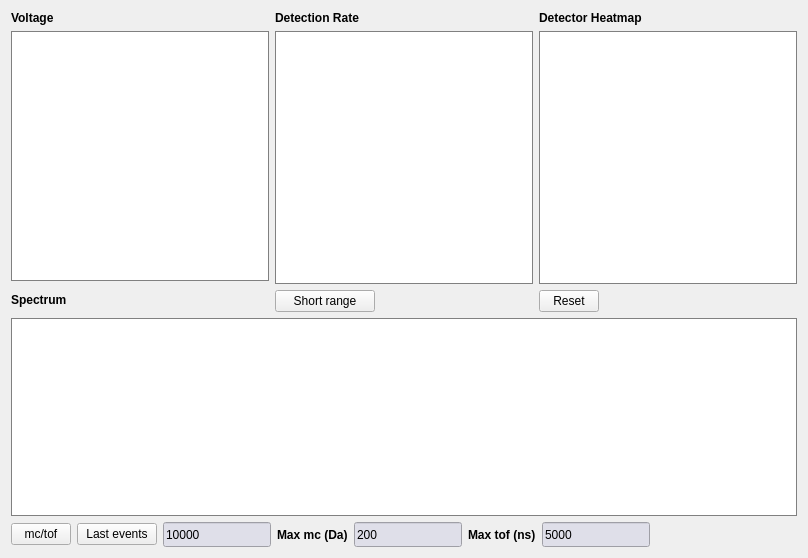
Qt form pyccapt/files/PyQt6_UI/gui_visualization.ui (mmonajem/pyoxcart) before a commit.
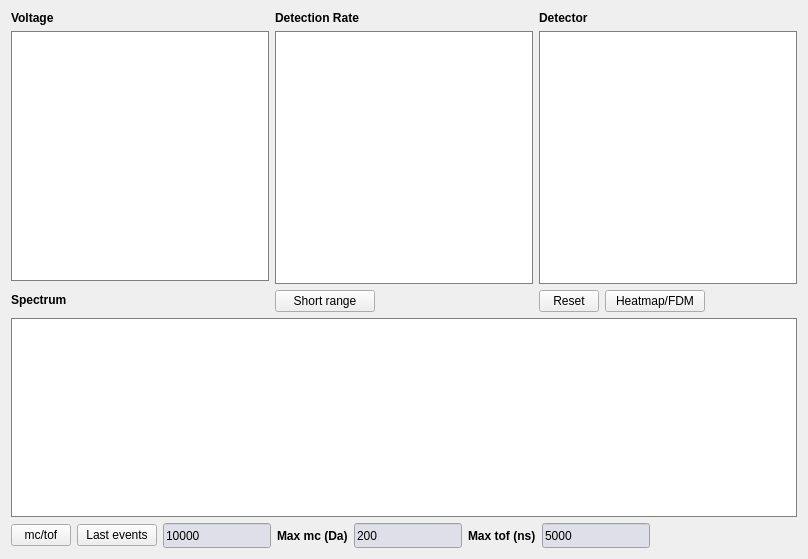
The same form after that commit.

The edit to the form file:
```diff
--- a/pyccapt/files/PyQt6_UI/gui_visualization.ui
+++ b/pyccapt/files/PyQt6_UI/gui_visualization.ui
@@ -7,14 +7,12 @@
                 <x>0</x>
                 <y>0</y>
                 <width>808</width>
-                <height>558</height>
+                <height>559</height>
             </rect>
         </property>
         <property name="windowTitle">
             <string>Form</string>
         </property>
-        <layout class="QGridLayout" name="gridLayout_3">
-            <item row="0" column="0">
                 <layout class="QGridLayout" name="gridLayout_2">
                     <item row="0" column="0">
                         <layout class="QGridLayout" name="gridLayout">
@@ -132,6 +130,8 @@
                                 </layout>
                             </item>
                             <item row="0" column="2">
+                        <layout class="QVBoxLayout" name="verticalLayout_4">
+                            <item>
                                 <layout class="QVBoxLayout" name="verticalLayout">
                                     <item>
                                         <widget class="QLabel" name="label_206">
@@ -141,7 +141,7 @@
                                                 </font>
                                             </property>
                                             <property name="text">
-                                                <string>Detector Heatmap</string>
+                                                <string>Detector</string>
                                             </property>
                                         </widget>
                                     </item>
@@ -167,6 +167,10 @@
                                             </property>
                                         </widget>
                                     </item>
+                                </layout>
+                            </item>
+                            <item>
+                                <layout class="QHBoxLayout" name="horizontalLayout_2">
                                     <item>
                                         <widget class="QPushButton" name="reset_heatmap_v">
                                             <property name="minimumSize">
@@ -186,6 +190,40 @@
                                             </property>
                                         </widget>
                                     </item>
+                                    <item>
+                                        <widget class="QPushButton" name="heatmap_fdm_switch">
+                                            <property name="minimumSize">
+                                                <size>
+                                                    <width>100</width>
+                                                    <height>20</height>
+                                                </size>
+                                            </property>
+                                            <property name="maximumSize">
+                                                <size>
+                                                    <width>60</width>
+                                                    <height>16777215</height>
+                                                </size>
+                                            </property>
+                                            <property name="text">
+                                                <string>Heatmap/FDM</string>
+                                            </property>
+                                        </widget>
+                                    </item>
+                                    <item>
+                                        <spacer name="horizontalSpacer_3">
+                                            <property name="orientation">
+                                                <enum>Qt::Horizontal</enum>
+                                            </property>
+                                            <property name="sizeHint" stdset="0">
+                                                <size>
+                                                    <width>40</width>
+                                                    <height>20</height>
+                                                </size>
+                                            </property>
+                                        </spacer>
+                                    </item>
+                                </layout>
+                            </item>
                                 </layout>
                             </item>
                             <item row="1" column="0" colspan="3">
@@ -213,9 +251,7 @@
                                     </property>
                                 </widget>
                             </item>
-                        </layout>
-                    </item>
-                    <item row="1" column="0">
+                    <item row="2" column="0" colspan="3">
                         <layout class="QHBoxLayout" name="horizontalLayout">
                             <item>
                                 <widget class="QPushButton" name="spectrum_switch">
```
Left out of the diff: 1 changed line with no effect on the pictures. Lines whose indentation alone changed are shown as unchanged.
